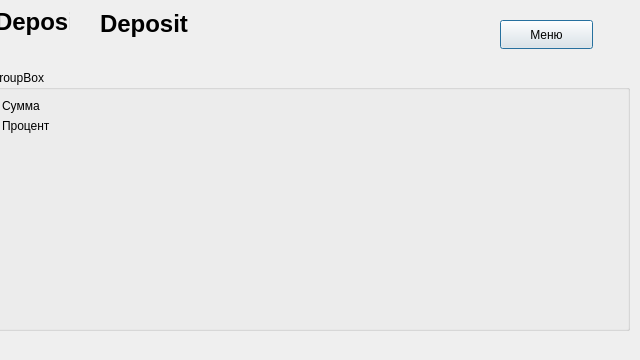
Old version of the form AllCashApp/deposit.ui in the repository Revachol/AllCash.
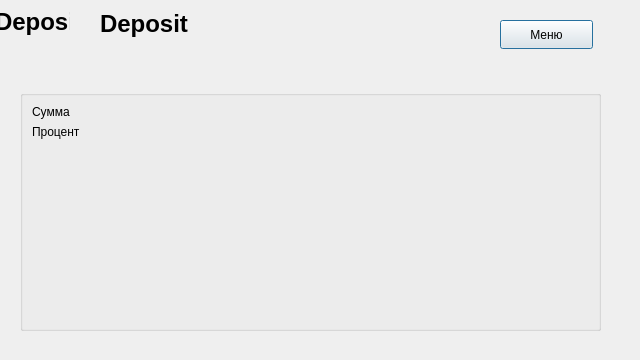
New version of the form.

```diff
--- a/AllCashApp/deposit.ui
+++ b/AllCashApp/deposit.ui
@@ -29,14 +29,14 @@
   <widget class="QGroupBox" name="groupBox">
    <property name="geometry">
     <rect>
-     <x>-10</x>
-     <y>70</y>
-     <width>640</width>
-     <height>261</height>
+     <x>20</x>
+     <y>90</y>
+     <width>581</width>
+     <height>241</height>
     </rect>
    </property>
    <property name="title">
-    <string>GroupBox</string>
+    <string/>
    </property>
    <layout class="QFormLayout" name="formLayout_2">
     <item row="0" column="0">
```
